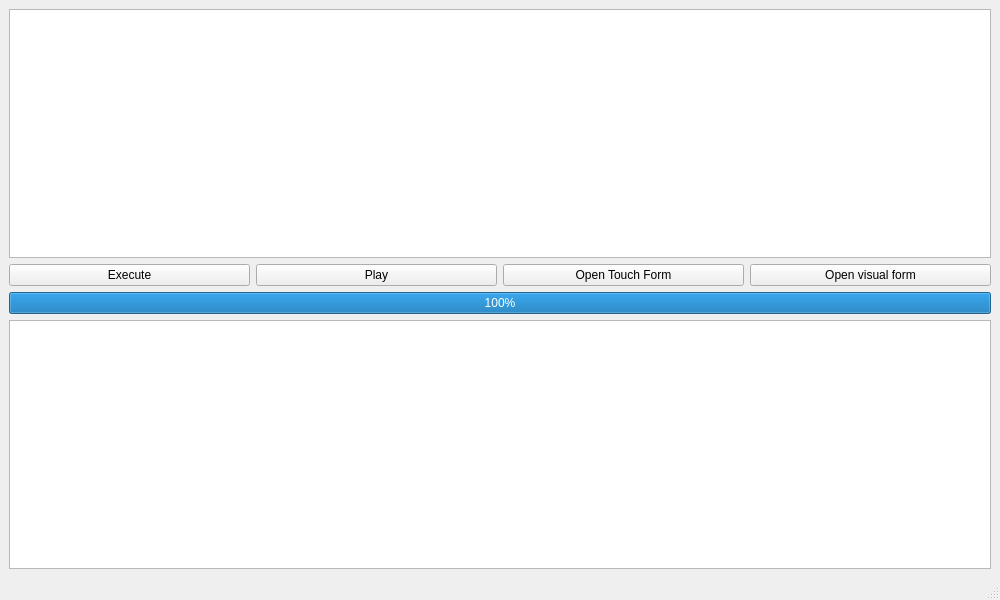
First picture: the form in mainwindow.ui, repository 0mniCrow/SmartGraph, before the edit.
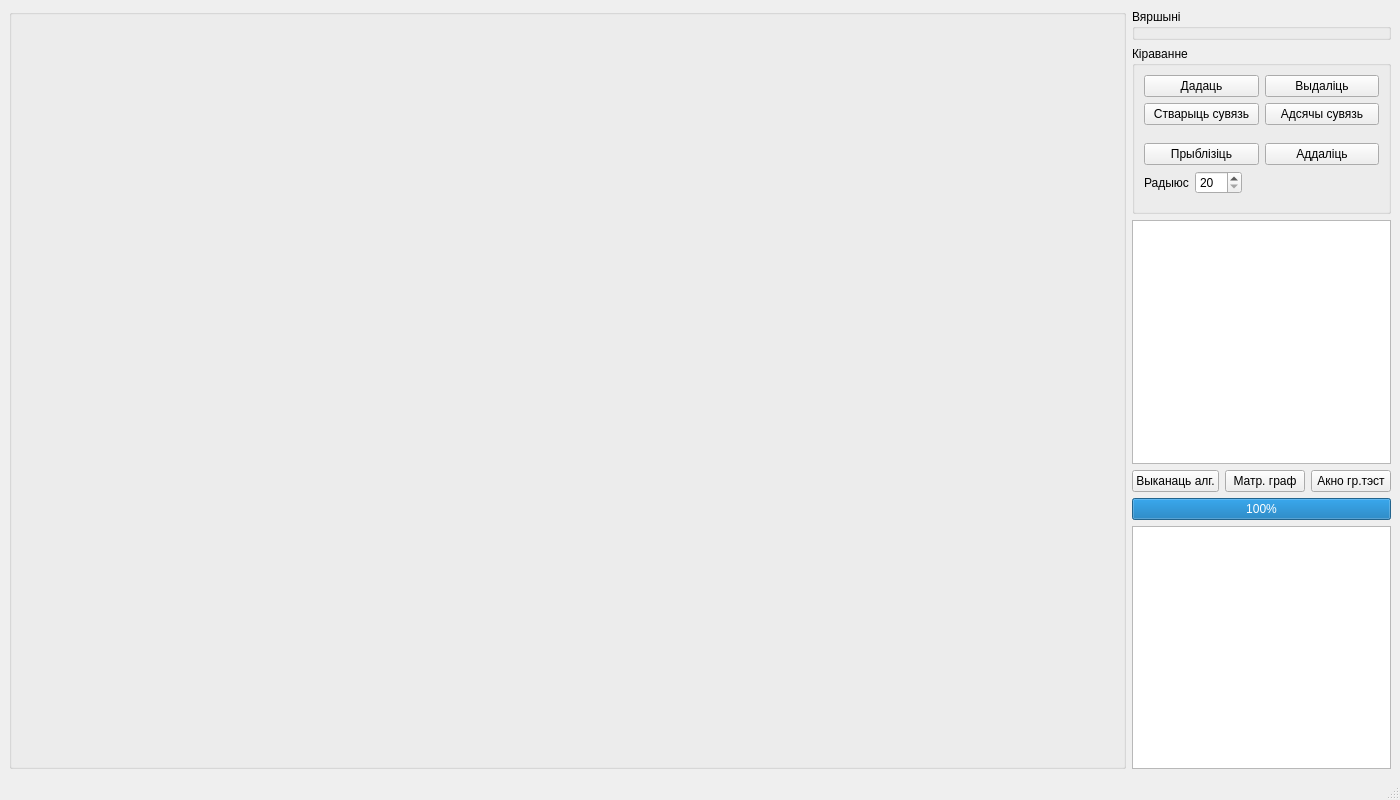
Second picture: the form after the edit.

Commit message: Visual form transplanted to the main window. Fixed the problem with 'invisible walls' for vertices. Changed graphic appearance of the vertices in diff state.

The edit to the form file:
```diff
--- a/mainwindow.ui
+++ b/mainwindow.ui
@@ -6,63 +6,187 @@
    <rect>
     <x>0</x>
     <y>0</y>
-    <width>1000</width>
-    <height>600</height>
+    <width>1400</width>
+    <height>800</height>
    </rect>
   </property>
   <property name="windowTitle">
    <string>MainWindow</string>
   </property>
   <widget class="QWidget" name="centralwidget">
-   <layout class="QVBoxLayout" name="verticalLayout">
+   <layout class="QHBoxLayout" name="horizontalLayout_2" stretch="2,0">
     <item>
-     <widget class="QTextEdit" name="textEdit"/>
+     <layout class="QHBoxLayout" name="horizontalLayout_3" stretch="1">
+      <item>
+       <widget class="QGroupBox" name="group_forGView">
+        <property name="title">
+         <string/>
+        </property>
+       </widget>
+      </item>
+     </layout>
     </item>
     <item>
-     <layout class="QHBoxLayout" name="horizontalLayout">
-      <property name="bottomMargin">
-       <number>0</number>
-      </property>
+     <layout class="QVBoxLayout" name="verticalLayout">
       <item>
-       <widget class="QPushButton" name="pushButton_exe">
-        <property name="text">
-         <string>Execute</string>
+       <widget class="QGroupBox" name="group_forTableView">
+        <property name="title">
+         <string>Вяршыні</string>
         </property>
        </widget>
       </item>
       <item>
-       <widget class="QPushButton" name="pushButton_play">
-        <property name="text">
-         <string>Play</string>
+       <widget class="QGroupBox" name="group_controls">
+        <property name="title">
+         <string>Кіраванне</string>
         </property>
+        <layout class="QVBoxLayout" name="verticalLayout_5">
+         <item>
+          <layout class="QHBoxLayout" name="horizontalLayout_4">
+           <item>
+            <widget class="QPushButton" name="button_GView_add">
+             <property name="text">
+              <string>Дадаць</string>
+             </property>
+            </widget>
+           </item>
+           <item>
+            <widget class="QPushButton" name="button_GView_remove">
+             <property name="text">
+              <string>Выдаліць</string>
+             </property>
+            </widget>
+           </item>
+          </layout>
+         </item>
+         <item>
+          <layout class="QHBoxLayout" name="horizontalLayout_6">
+           <property name="bottomMargin">
+            <number>12</number>
+           </property>
+           <item>
+            <widget class="QPushButton" name="button_AddEdge">
+             <property name="text">
+              <string>Стварыць сувязь</string>
+             </property>
+            </widget>
+           </item>
+           <item>
+            <widget class="QPushButton" name="button_removeEdge">
+             <property name="text">
+              <string>Адсячы сувязь</string>
+             </property>
+            </widget>
+           </item>
+          </layout>
+         </item>
+         <item>
+          <layout class="QHBoxLayout" name="horizontalLayout_7">
+           <item>
+            <widget class="QPushButton" name="button_GView_zoomin">
+             <property name="text">
+              <string>Прыблізіць</string>
+             </property>
+            </widget>
+           </item>
+           <item>
+            <widget class="QPushButton" name="button_GView_zoomout">
+             <property name="text">
+              <string>Аддаліць</string>
+             </property>
+            </widget>
+           </item>
+          </layout>
+         </item>
+         <item>
+          <layout class="QHBoxLayout" name="horizontalLayout_5">
+           <property name="bottomMargin">
+            <number>8</number>
+           </property>
+           <item>
+            <widget class="QLabel" name="label">
+             <property name="text">
+              <string>Радыюс</string>
+             </property>
+            </widget>
+           </item>
+           <item>
+            <widget class="QSpinBox" name="spin_Radius">
+             <property name="minimum">
+              <number>20</number>
+             </property>
+             <property name="maximum">
+              <number>300</number>
+             </property>
+             <property name="singleStep">
+              <number>5</number>
+             </property>
+             <property name="stepType">
+              <enum>QAbstractSpinBox::AdaptiveDecimalStepType</enum>
+             </property>
+            </widget>
+           </item>
+           <item>
+            <spacer name="horizontalSpacer_2">
+             <property name="orientation">
+              <enum>Qt::Horizontal</enum>
+             </property>
+             <property name="sizeHint" stdset="0">
+              <size>
+               <width>40</width>
+               <height>20</height>
+              </size>
+             </property>
+            </spacer>
+           </item>
+          </layout>
+         </item>
+        </layout>
        </widget>
       </item>
       <item>
-       <widget class="QPushButton" name="Button_OpenTouchForm">
-        <property name="text">
-         <string>Open Touch Form</string>
+       <widget class="QTextEdit" name="textEdit"/>
+      </item>
+      <item>
+       <layout class="QHBoxLayout" name="horizontalLayout">
+        <property name="bottomMargin">
+         <number>0</number>
         </property>
-       </widget>
+        <item>
+         <widget class="QPushButton" name="pushButton_exe">
+          <property name="text">
+           <string>Выканаць алг.</string>
+          </property>
+         </widget>
+        </item>
+        <item>
+         <widget class="QPushButton" name="pushButton_play">
+          <property name="text">
+           <string>Матр. граф</string>
+          </property>
+         </widget>
+        </item>
+        <item>
+         <widget class="QPushButton" name="Button_OpenTouchForm">
+          <property name="text">
+           <string>Акно гр.тэст</string>
+          </property>
+         </widget>
+        </item>
+       </layout>
       </item>
       <item>
-       <widget class="QPushButton" name="Button_vis_Form">
-        <property name="text">
-         <string>Open visual form</string>
+       <widget class="QProgressBar" name="progressBar">
+        <property name="value">
+         <number>100</number>
         </property>
        </widget>
       </item>
+      <item>
+       <widget class="QTableView" name="tableView"/>
+      </item>
      </layout>
     </item>
-    <item>
-     <widget class="QProgressBar" name="progressBar">
-      <property name="value">
-       <number>100</number>
-      </property>
-     </widget>
-    </item>
-    <item>
-     <widget class="QTableView" name="tableView"/>
-    </item>
    </layout>
   </widget>
   <widget class="QMenuBar" name="menubar">
```
Left out of the diff: 10 changed lines with no effect on the pictures. The commit also changes 8 other files.
